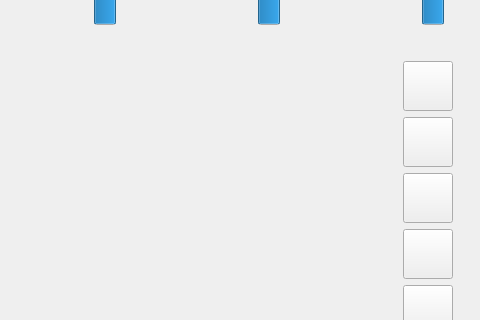
Qt form mainwindow.ui (Xyan-Banan/polytech-Tamagochi) before a commit; both pictures show x 297 to 777 and y 129 to 449 of the 777 by 583 pixel window.
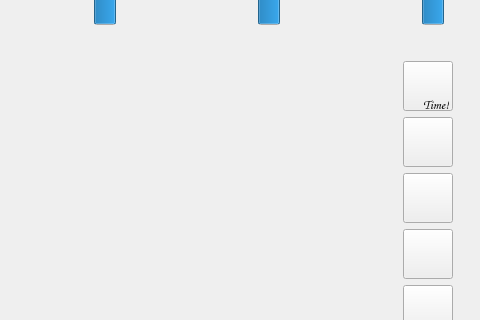
The same form after that commit. Icons and pictures are not drawn.

Commit message: added action timer and gameover actions

What changed in the file:
```diff
--- a/mainwindow.ui
+++ b/mainwindow.ui
@@ -443,50 +443,6 @@
        </property>
       </spacer>
      </item>
-     <item>
-      <widget class="QPushButton" name="queue3Button">
-       <property name="sizePolicy">
-        <sizepolicy hsizetype="Fixed" vsizetype="Fixed">
-         <horstretch>0</horstretch>
-         <verstretch>0</verstretch>
-        </sizepolicy>
-       </property>
-       <property name="minimumSize">
-        <size>
-         <width>50</width>
-         <height>50</height>
-        </size>
-       </property>
-       <property name="maximumSize">
-        <size>
-         <width>50</width>
-         <height>50</height>
-        </size>
-       </property>
-       <property name="styleSheet">
-        <string notr="true"/>
-       </property>
-       <property name="text">
-        <string/>
-       </property>
-      </widget>
-     </item>
-     <item>
-      <spacer name="verticalSpacer_2">
-       <property name="orientation">
-        <enum>Qt::Vertical</enum>
-       </property>
-       <property name="sizeType">
-        <enum>QSizePolicy::Fixed</enum>
-       </property>
-       <property name="sizeHint" stdset="0">
-        <size>
-         <width>0</width>
-         <height>0</height>
-        </size>
-       </property>
-      </spacer>
-     </item>
      <item>
       <widget class="QPushButton" name="queue2Button">
        <property name="sizePolicy">
@@ -531,6 +487,53 @@
        </property>
       </spacer>
      </item>
+     <item>
+      <widget class="QPushButton" name="queue3Button">
+       <property name="sizePolicy">
+        <sizepolicy hsizetype="Fixed" vsizetype="Fixed">
+         <horstretch>0</horstretch>
+         <verstretch>0</verstretch>
+        </sizepolicy>
+       </property>
+       <property name="minimumSize">
+        <size>
+         <width>50</width>
+         <height>50</height>
+        </size>
+       </property>
+       <property name="maximumSize">
+        <size>
+         <width>50</width>
+         <height>50</height>
+        </size>
+       </property>
+       <property name="toolTip">
+        <string>Click me to remove action from queue</string>
+       </property>
+       <property name="styleSheet">
+        <string notr="true"/>
+       </property>
+       <property name="text">
+        <string/>
+       </property>
+      </widget>
+     </item>
+     <item>
+      <spacer name="verticalSpacer_2">
+       <property name="orientation">
+        <enum>Qt::Vertical</enum>
+       </property>
+       <property name="sizeType">
+        <enum>QSizePolicy::Fixed</enum>
+       </property>
+       <property name="sizeHint" stdset="0">
+        <size>
+         <width>0</width>
+         <height>0</height>
+        </size>
+       </property>
+      </spacer>
+     </item>
      <item>
       <widget class="QPushButton" name="queue4Button">
        <property name="sizePolicy">
@@ -762,6 +765,33 @@
      </item>
     </layout>
    </widget>
+   <widget class="QLabel" name="timerLabel">
+    <property name="geometry">
+     <rect>
+      <x>696</x>
+      <y>227</y>
+      <width>50</width>
+      <height>13</height>
+     </rect>
+    </property>
+    <property name="font">
+     <font>
+      <family>Comic Sans MS</family>
+      <pointsize>10</pointsize>
+      <weight>75</weight>
+      <italic>false</italic>
+      <bold>true</bold>
+      <strikeout>false</strikeout>
+      <kerning>true</kerning>
+     </font>
+    </property>
+    <property name="text">
+     <string>Time!</string>
+    </property>
+    <property name="alignment">
+     <set>Qt::AlignRight|Qt::AlignTrailing|Qt::AlignVCenter</set>
+    </property>
+   </widget>
   </widget>
   <widget class="QStatusBar" name="statusbar"/>
  </widget>
```
Left out of the diff: 61 changed lines with no effect on the pictures. The commit also changes 4 other files.
